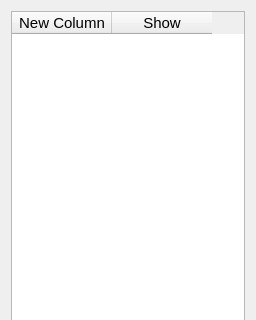
dhasterok/LaserMapExplorer, file designer/QuickViewDialog.ui: the form before one commit; both pictures show x 0 to 256 and y 0 to 320 of the 256 by 640 pixel window.
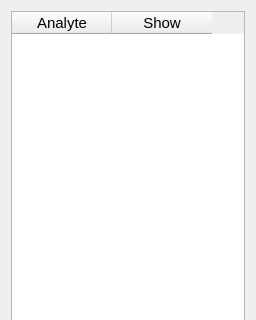
The form after the commit. Icons and pictures are not drawn.

Commit message:
updated quick view dialog
fixed some issues with quick view dialog, started sort function, still need to fix drag and drop.

Diff of the .ui file:
```diff
--- a/designer/QuickViewDialog.ui
+++ b/designer/QuickViewDialog.ui
@@ -29,7 +29,7 @@
      </attribute>
      <column>
       <property name="text">
-       <string>New Column</string>
+       <string>Analyte</string>
       </property>
      </column>
      <column>
```
Left out of the diff: 2 changed lines with no effect on the pictures. The commit also changes 4 other files.
